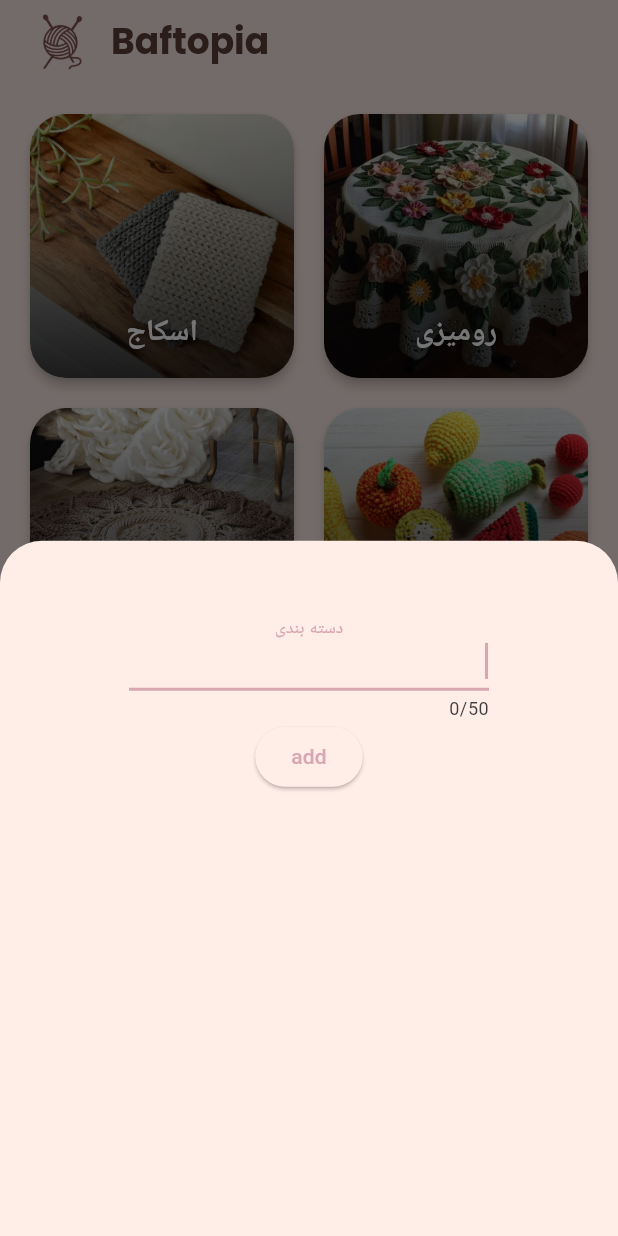
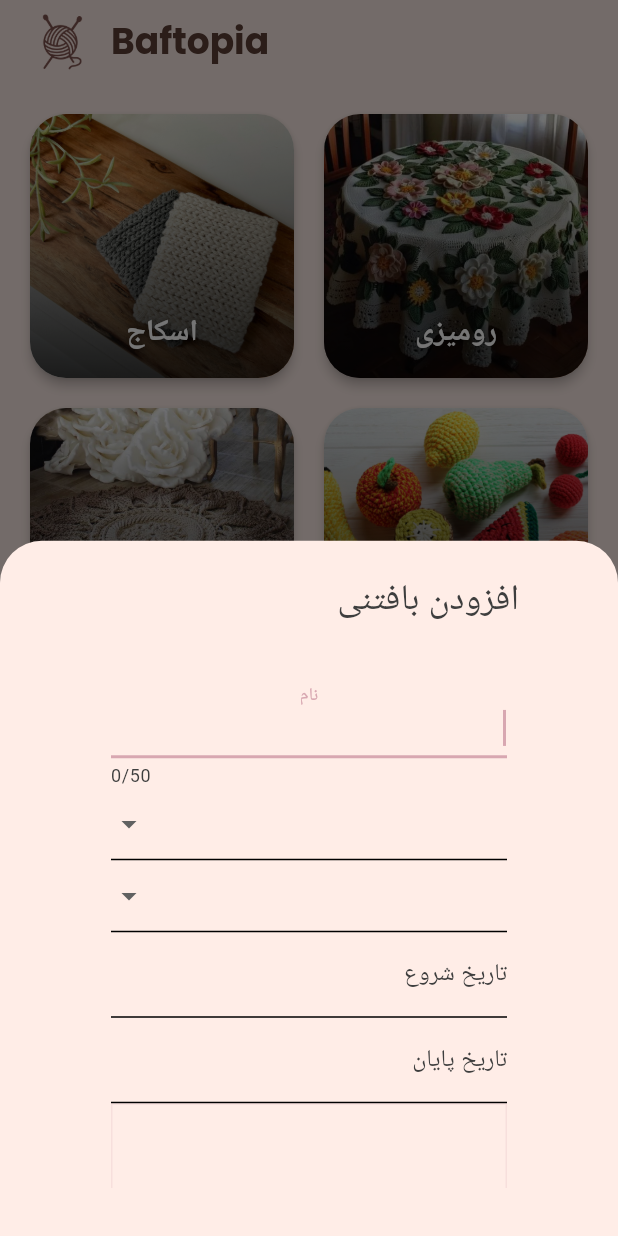
Before and after one commit to Iman-Keramati/Baftopia-, a Flutter app: the screen it shows after launch, after a tap on the "add" icon, on a phone screen of 412 x 824 dp. Run offline on Flutter 3.47's test engine with Material 3 defaults, Android fonts, the phone set to English and light mode, and no system bars; our stand-ins replace google_fonts, image_picker, shamsi_date, transparent_image; missing offline and left inert: flutter_jalali_date_picker.

Commit message:
added persian calender and the iputs to add a single product

```diff
--- a/lib/widgets/add_category.dart
+++ /dev/null
@@ -1,26 +0,0 @@
-import 'package:flutter/material.dart';
-
-class AddCategory extends StatelessWidget {
-  const AddCategory({super.key});
-
-  @override
-  Widget build(BuildContext context) {
-    return Form(
-      child: Column(
-        children: [
-          TextFormField(
-            autofocus: true,
-            maxLength: 50,
-            textDirection: TextDirection.rtl,
-            decoration: InputDecoration(
-              labelText: 'دسته بندی',
-              alignLabelWithHint: true,
-              floatingLabelAlignment: FloatingLabelAlignment.center,
-            ),
-          ),
-          ElevatedButton(onPressed: () {}, child: Text('add')),
-        ],
-      ),
-    );
-  }
-}
--- /dev/null
+++ b/lib/widgets/add_product.dart
@@ -0,0 +1,64 @@
+import 'package:flutter/material.dart';
+import 'package:fuck/data/category_data.dart';
+import 'package:fuck/models/category.dart';
+import 'package:fuck/models/product.dart';
+import 'package:fuck/widgets/image_input.dart';
+import 'package:fuck/widgets/persian_date_picker.dart';
+
+class AddProduct extends StatelessWidget {
+  const AddProduct({super.key});
+
+  @override
+  Widget build(BuildContext context) {
+    return Directionality(
+      textDirection: TextDirection.rtl, // 🔥 right-to-left everywhere
+      child: Form(
+        child: SingleChildScrollView(
+          child: Column(
+            crossAxisAlignment:
+                CrossAxisAlignment.start, // Optional: for layout fix
+            children: [
+              TextFormField(
+                autofocus: true,
+                maxLength: 50,
+                decoration: InputDecoration(
+                  labelText: 'نام',
+                  alignLabelWithHint: true,
+                  floatingLabelAlignment: FloatingLabelAlignment.center,
+                ),
+              ),
+              DropdownButtonFormField<Dificulty>(
+                items:
+                    Dificulty.values
+                        .map(
+                          (dificulty) => DropdownMenuItem<Dificulty>(
+                            value: dificulty,
+                            child: Text(dificulty.toString().split('.').last),
+                          ),
+                        )
+                        .toList(),
+                onChanged: (value) {},
+              ),
+              DropdownButtonFormField<String>(
+                items:
+                    CategoryData.values
+                        .map(
+                          (category) => DropdownMenuItem<String>(
+                            value: category.persianTitle,
+                            child: Text(category.persianTitle),
+                          ),
+                        )
+                        .toList(),
+                onChanged: (value) {},
+              ),
+              JalaliDatePickerField(labelText: 'تاریخ شروع'),
+              JalaliDatePickerField(labelText: 'تاریخ پایان'),
+              ImageInput(onPickImage: (file) {}),
+              ElevatedButton(onPressed: () {}, child: Text('افزودن')),
+            ],
+          ),
+        ),
+      ),
+    );
+  }
+}
--- a/lib/widgets/floating_button.dart
+++ b/lib/widgets/floating_button.dart
@@ -1,5 +1,5 @@
 import 'package:flutter/material.dart';
-import 'package:fuck/widgets/add_category.dart';
+import 'package:fuck/widgets/add_product.dart';
 
 class FloatingButton extends StatelessWidget {
   const FloatingButton({super.key});
@@ -11,8 +11,13 @@ class FloatingButton extends StatelessWidget {
         context: context,
         builder:
             (ctx) => AlertDialog(
-              content: AddCategory(),
-              contentPadding: const EdgeInsets.all(20),
+              title: Directionality(
+                textDirection: TextDirection.rtl,
+                child: Text('افزودن بافتنی'),
+              ),
+              titlePadding: EdgeInsets.only(bottom: 24),
+              content: AddProduct(),
+              contentPadding: const EdgeInsets.all(8),
               shape: RoundedRectangleBorder(
                 borderRadius: BorderRadius.circular(16),
               ),
--- /dev/null
+++ b/lib/widgets/image_input.dart
@@ -0,0 +1,71 @@
+import 'dart:io';
+
+import 'package:flutter/material.dart';
+import 'package:image_picker/image_picker.dart';
+
+class ImageInput extends StatefulWidget {
+  const ImageInput({super.key, required this.onPickImage});
+
+  final void Function(File image) onPickImage;
+
+  @override
+  State<ImageInput> createState() {
+    return _ImageInputState();
+  }
+}
+
+class _ImageInputState extends State<ImageInput> {
+  File? _selectedImage;
+
+  void _takePicture() async {
+    final imagePicker = ImagePicker();
+    final pickedImage = await imagePicker.pickImage(
+      source: ImageSource.camera,
+      maxWidth: 600,
+    );
+
+    if (pickedImage == null) {
+      return;
+    }
+
+    setState(() {
+      _selectedImage = File(pickedImage.path);
+    });
+
+    widget.onPickImage(_selectedImage!);
+  }
+
+  @override
+  Widget build(BuildContext context) {
+    Widget content = TextButton.icon(
+      onPressed: _takePicture,
+      label: Text('Take picture!'),
+      icon: Icon(Icons.camera),
+    );
+
+    if (_selectedImage != null) {
+      content = GestureDetector(
+        onTap: _takePicture,
+        child: Image.file(
+          _selectedImage!,
+          fit: BoxFit.cover,
+          width: double.infinity,
+          height: double.infinity,
+        ),
+      );
+    }
+
+    return Container(
+      decoration: BoxDecoration(
+        border: Border.all(
+          width: 1,
+          color: Theme.of(context).colorScheme.primary.withOpacity(0.2),
+        ),
+      ),
+      height: 250,
+      width: double.infinity,
+      alignment: Alignment.center,
+      child: content,
+    );
+  }
+}
--- /dev/null
+++ b/lib/widgets/persian_date_picker.dart
@@ -0,0 +1,59 @@
+import 'package:flutter/material.dart';
+import 'package:flutter_jalali_date_picker/flutter_jalali_date_picker.dart';
+import 'package:shamsi_date/shamsi_date.dart';
+
+class JalaliDatePickerField extends StatefulWidget {
+  final String labelText;
+  final Function(String jalaliDate)? onChanged;
+
+  const JalaliDatePickerField({
+    super.key,
+    required this.labelText,
+    this.onChanged,
+  });
+
+  @override
+  State<JalaliDatePickerField> createState() => _JalaliDatePickerFieldState();
+}
+
+class _JalaliDatePickerFieldState extends State<JalaliDatePickerField> {
+  String? _selectedDate;
+
+  void _pickDate() async {
+    final result = await showJalaliDatePicker(
+      context,
+      initialDate: Jalali.now(),
+      firstDate: Jalali(1390, 1, 1),
+      lastDate: Jalali(1450, 12, 29),
+    );
+
+    if (result != null) {
+      setState(() {
+        _selectedDate = '${result.year}/${result.month}/${result.day}';
+      });
+      if (widget.onChanged != null) widget.onChanged!(_selectedDate!);
+    }
+  }
+
+  @override
+  Widget build(BuildContext context) {
+    return GestureDetector(
+      onTap: _pickDate,
+      child: AbsorbPointer(
+        child: TextFormField(
+          decoration: InputDecoration(
+            labelText: widget.labelText,
+            hintText: 'انتخاب تاریخ شمسی',
+          ),
+          controller: TextEditingController(text: _selectedDate ?? ''),
+          validator: (value) {
+            if (value == null || value.isEmpty) {
+              return 'لطفاً تاریخ را وارد کنید';
+            }
+            return null;
+          },
+        ),
+      ),
+    );
+  }
+}
--- a/pubspec.yaml
+++ b/pubspec.yaml
@@ -36,6 +36,9 @@ dependencies:
   cupertino_icons: ^1.0.8
   google_fonts: ^6.2.1
   transparent_image: ^2.0.1
+  flutter_jalali_date_picker: ^2.2.4
+  shamsi_date: ^1.1.0
+  image_picker: ^1.1.2
 
 dev_dependencies:
   flutter_test:
```
Also changed, not shown: lib/models/product.dart (added, +21 -0 lines), pubspec.lock, 5 other files.
